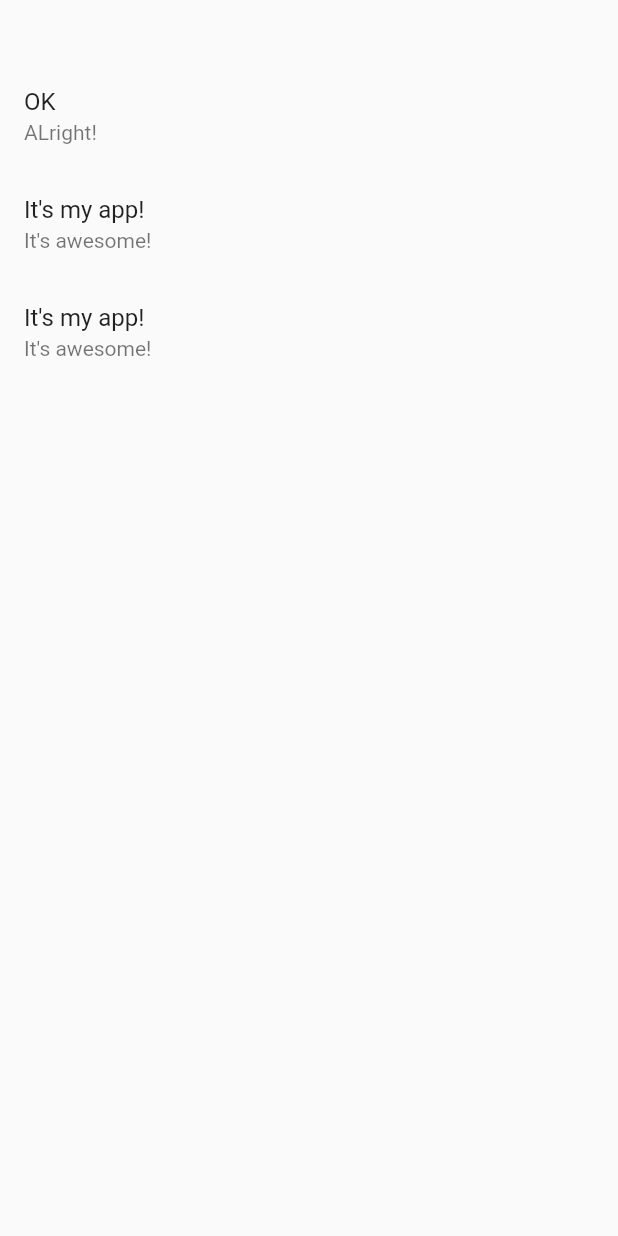
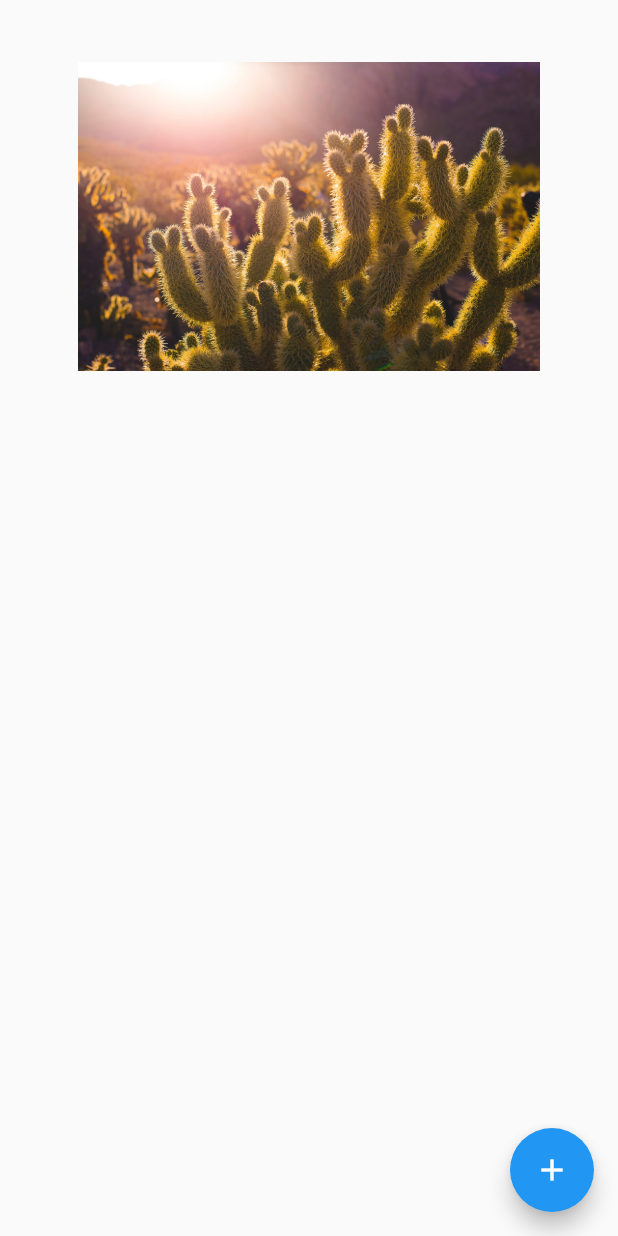
Before and after one commit to cubed-guy/pesuio-flutter, a Flutter app: the screen it shows after launch, on a phone screen of 412 x 824 dp. Run offline on Flutter 3.47's test engine with Material 2 defaults, Android fonts, the phone set to English and light mode, and no system bars; our stand-ins replace flutter_redux, font_awesome_flutter, redux.

Commit message:
Added code for deletion - Assignment 2

```diff
--- /dev/null
+++ b/lib/Redux/store.dart
@@ -0,0 +1,16 @@
+import 'package:flutter_project/models/student.dart';
+
+class AppState {
+  List<Student>? students;
+  AppState(this.students);  // argument not required
+
+  AppState.copyWith({
+    required AppState prev,
+    List<Student>? newStudents,
+  }) {
+    students = newStudents ?? prev.students;
+  }
+  AppState.initial() {
+    students = [];
+  }
+}
--- a/lib/app.dart
+++ b/lib/app.dart
@@ -1,7 +1,11 @@
 import 'package:flutter/material.dart';
-// import 'package:flutter_project/profile/profile.dart';
+import 'package:flutter_project/screens/input/input.dart';
+import 'package:flutter_project/screens/landing/landing.dart';
+import 'package:flutter_redux/flutter_redux.dart';
+import 'package:redux/redux.dart';
 
-import 'landing/landing.dart';
+import 'Redux/reducer.dart';
+import 'Redux/store.dart';
 
 class App extends StatefulWidget {
   const App({Key? key}) : super(key: key);
@@ -11,13 +15,26 @@ class App extends StatefulWidget {
 }
 
 class _AppState extends State<App> {
+  late BuildContext appStateContext;
+  final Store<AppState> _store = Store(reducers, initialState: AppState.initial());
+
   @override
   Widget build(BuildContext context) {
-    return MaterialApp(
-      routes: {
-        // Profile.routeName: (context) => Profile(),
-        Landing.routeName: (context) => Landing(),
-      },
+    return StoreProvider(
+      store: _store,
+      child: StoreConnector<AppState, AppState>(
+        converter: (store) => store.state,
+        builder: (context, state) {
+          appStateContext = context;
+          return MaterialApp(
+            debugShowCheckedModeBanner: false,
+            routes: {
+              Landing.routeName: (context) => Landing(),
+              Input.routeName: (context) => Input(),
+            },
+          );
+        },
+      ),
     );
   }
 }
--- a/lib/landing/landing.dart
+++ /dev/null
@@ -1,51 +0,0 @@
-import 'package:flutter/material.dart';
-
-import '../profile/profile.dart';
-
-class Landing extends StatefulWidget {
-  static const routeName = "/";
-  const Landing({Key? key}) : super(key: key);
-
-  @override
-  State<Landing> createState() => _LandingState();
-}
-
-class _LandingState extends State<Landing> {
-  @override
-  Widget build(BuildContext context) {
-    return Scaffold(
-      body: SafeArea(
-        child: Container(
-          margin: EdgeInsets.symmetric(vertical: MediaQuery.of(context).size.height*.05),
-          width: MediaQuery.of(context).size.width,
-          child: ListView(
-            children: [
-              GestureDetector(
-                onTap: () {
-                  Navigator.push(
-                    context,
-                    MaterialPageRoute(builder: (context) => Profile(
-                        name: "Sanket",
-                        srn: "PES77"))
-                  );
-                },
-                child: ListTile(
-                  title: Text("OK"),
-                  subtitle: Text("ALright!")
-                )
-              ),
-              ListTile(
-                title: Text("It's my app!"),
-                subtitle: Text("It's awesome!"),
-              ),
-              ListTile(
-                title: Text("It's my app!"),
-                subtitle: Text("It's awesome!"),
-              ),
-            ],
-          ),
-        )
-      )
-    );
-  }
-}
--- /dev/null
+++ b/lib/models/student.dart
@@ -0,0 +1,11 @@
+class Student {
+  String name;
+  String srn;
+  String phoneNo;
+
+  Student({required this.name, required this.srn, required this.phoneNo});
+
+  String getSRN() {
+    return this.srn;
+  }
+}
--- /dev/null
+++ b/lib/screens/landing/landing.dart
@@ -0,0 +1,101 @@
+import 'package:flutter/material.dart';
+import 'package:flutter_project/Redux/store.dart';
+import 'package:flutter_redux/flutter_redux.dart';
+import 'package:font_awesome_flutter/font_awesome_flutter.dart';
+import '../../models/student.dart';
+import '../../screens/input/input.dart';
+import '../../screens/profile/profile.dart';
+
+class Landing extends StatefulWidget {
+  static const routeName = '/';
+  const Landing({Key? key}) : super(key: key);
+
+  @override
+  State<Landing> createState() => _LandingState();
+}
+
+class _LandingState extends State<Landing> {
+  late BuildContext appStateContext;
+  List<Student> students = [
+    Student(name: 'Me', srn: 'Pes2ug19csxyz', phoneNo: '9999'),
+    Student(name: 'Myself', srn: 'Pes2ug19csxyz', phoneNo: '9999'),
+    Student(name: 'Pi', srn: 'Pes2ug19csxyz', phoneNo: '9999')
+  ];
+  @override
+  Widget build(BuildContext context) {
+    return StoreConnector<AppState, AppState>(
+      converter: (store) => store.state,
+      builder: (context, state) {
+        appStateContext = context;
+        return Scaffold(
+          body: SafeArea(
+            child: Container(
+              margin: EdgeInsets.symmetric(
+                  vertical: MediaQuery
+                      .of(context)
+                      .size
+                      .height * 0.05,
+                  horizontal: MediaQuery
+                      .of(context)
+                      .size
+                      .width * 0.1),
+              width: MediaQuery
+                  .of(context)
+                  .size
+                  .width,
+              child: ListView(
+                children: [
+                  Image.asset(
+                    'assets/images/cactus.jpg',
+                    height: MediaQuery
+                        .of(context)
+                        .size
+                        .width * 0.5,
+                  ),
+                  SizedBox(
+                    height: MediaQuery
+                        .of(context)
+                        .size
+                        .height * 0.1,
+                  ),
+                  // ...students
+                      ...StoreProvider.of<AppState>(appStateContext)
+                      .state
+                      .students!
+                      .map(
+                        (e) =>
+                        GestureDetector(
+                          onTap: () {
+                            Navigator.push(
+                                context,
+                                MaterialPageRoute(
+                                    builder: (context) =>
+                                        Profile(name: e.name,
+                                          srn: e.srn,
+                                          phoneNo: e.phoneNo,)));
+                          },
+                          child: ListTile(
+                            title: Text(e.name),
+                            subtitle: Text(e.srn),
+                            trailing: FaIcon(
+                              FontAwesomeIcons.user,
+                            ),
+                          ),
+                        ),
+                  )
+                      .toList(),
+                ],
+              ),
+            ),
+          ),
+          floatingActionButton: FloatingActionButton(
+            onPressed: () {
+              Navigator.pushReplacementNamed(context, Input.routeName);
+            },
+            child: Icon(Icons.add),
+          ),
+        );
+      }
+    );
+  }
+}
```
Also changed, not shown: lib/Redux/actions.dart (added, +14 -0 lines), lib/Redux/reducer.dart (added, +23 -0 lines), lib/profile/profile.dart (deleted, +0 -136 lines), lib/screens/input/input.dart (added, +177 -0 lines), lib/screens/profile/profile.dart (added, +88 -0 lines), pubspec.yaml (+7 -0 lines), pubspec.lock.
